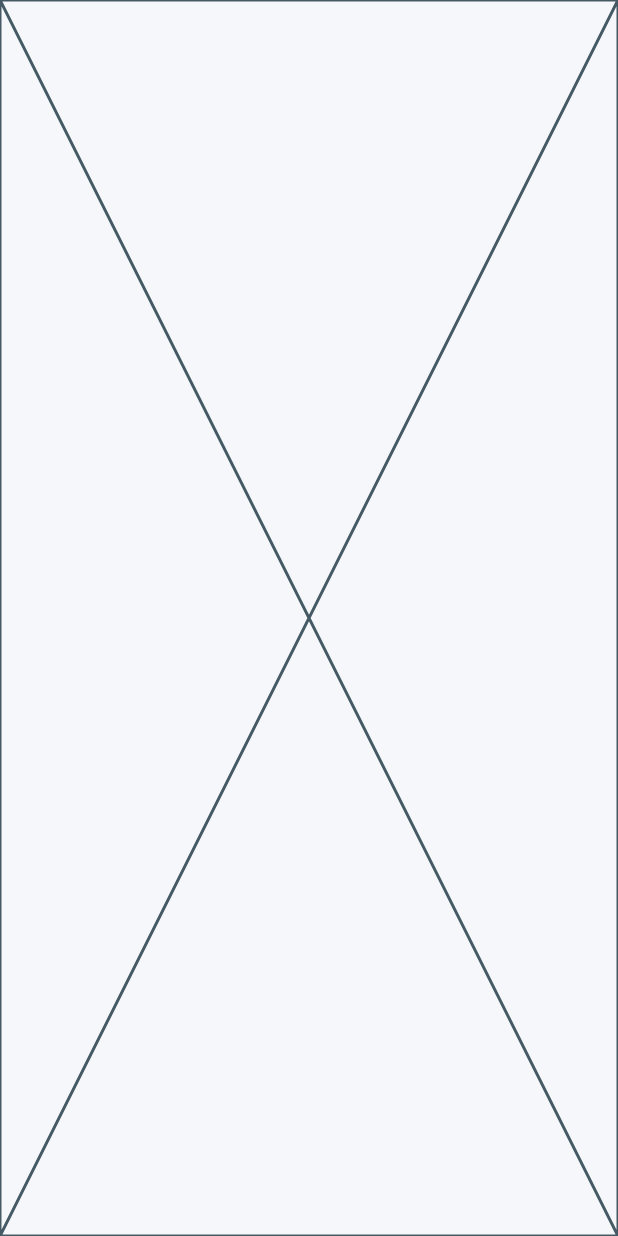
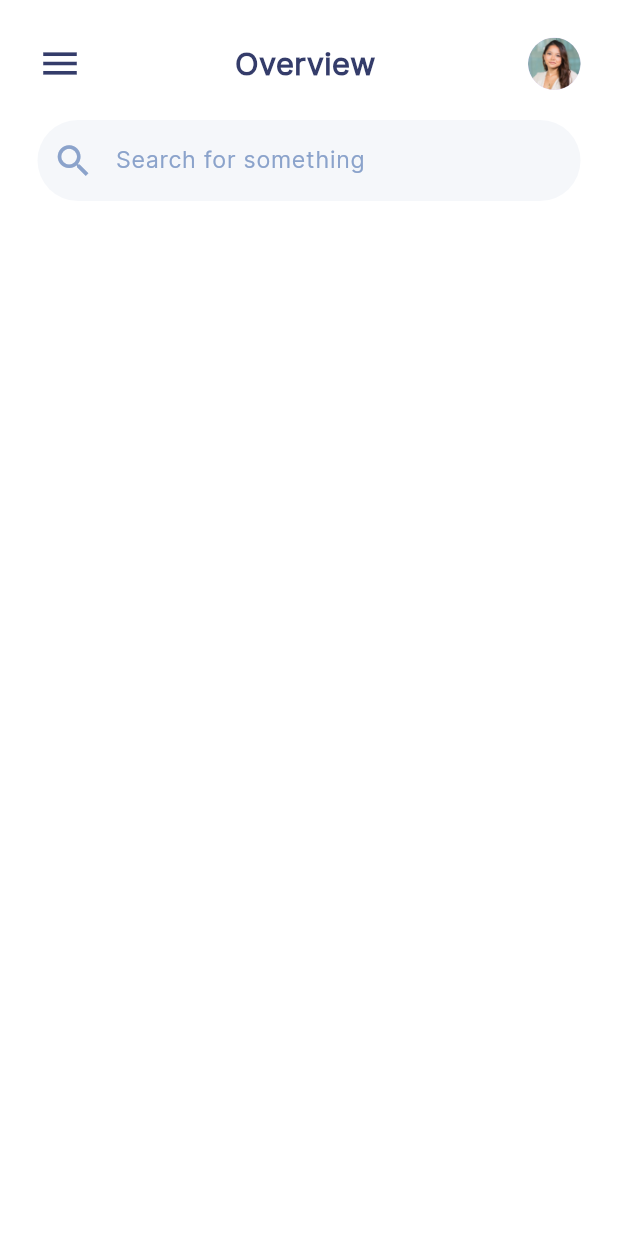
Before and after one commit to As-tra/BankDash, a Flutter app: the screen it shows after launch, on a phone screen of 412 x 824 dp. Run offline on Flutter 3.47's test engine with Material 3 defaults, Android fonts, the phone set to English and light mode, and no system bars; our stand-ins replace device_preview, fl_chart, flutter_svg.

Commit message:
create mobile app bar

```diff
--- a/lib/utils/styles.dart
+++ b/lib/utils/styles.dart
@@ -107,11 +107,19 @@ abstract class Styles {
     );
   }
 
-
   static TextStyle interSemiBold28(BuildContext context) {
     return TextStyle(
       fontFamily: kInter,
       fontSize: getResponsiveFontSize(context: context, baseSize: 28),
+      fontWeight: FontWeight.w600,
+      color: const Color(0xff343C6A),
+    );
+  }
+
+  static TextStyle interSemiBold20(BuildContext context) {
+    return TextStyle(
+      fontFamily: kInter,
+      fontSize: getResponsiveFontSize(context: context, baseSize: 20),
       fontWeight: FontWeight.w600,
       color: const Color(0xff343C6A),
     );
--- a/lib/views/dashboard_view.dart
+++ b/lib/views/dashboard_view.dart
@@ -1,5 +1,7 @@
+import 'package:bank_dashboard/utils/size_config.dart';
 import 'package:bank_dashboard/widgets/adaptive_layout_widget.dart';
 import 'package:bank_dashboard/widgets/desktop_layout.dart';
+import 'package:bank_dashboard/widgets/mobile_layout.dart';
 import 'package:flutter/material.dart';
 
 class DashboardView extends StatelessWidget {
@@ -7,12 +9,16 @@ class DashboardView extends StatelessWidget {
 
   @override
   Widget build(BuildContext context) {
-    return Scaffold(
-      backgroundColor: const Color(0xffF5F7FA),
-      body: AdaptiveLayoutWidget(
-        mobileLayout: (context) => const Placeholder(),
-        tabletLayout: (context) => const DesktopLayout(),
-        desktopLayout: (context) => const DesktopLayout(),
+    return SafeArea(
+      child: Scaffold(
+        backgroundColor: MediaQuery.sizeOf(context).width < SizeConfig.tablet
+            ? Colors.white
+            : const Color(0xffF5F7FA),
+        body: AdaptiveLayoutWidget(
+          mobileLayout: (context) => const MobileLayout(),
+          tabletLayout: (context) => const DesktopLayout(),
+          desktopLayout: (context) => const DesktopLayout(),
+        ),
       ),
     );
   }
--- /dev/null
+++ b/lib/widgets/mobile_app_bar.dart
@@ -0,0 +1,39 @@
+import 'package:bank_dashboard/utils/assets.dart';
+import 'package:bank_dashboard/utils/styles.dart';
+import 'package:bank_dashboard/widgets/mobile_search_bar.dart';
+import 'package:flutter/material.dart';
+
+class MobileAppBar extends StatelessWidget {
+  const MobileAppBar({super.key});
+
+  @override
+  Widget build(BuildContext context) {
+    return Padding(
+      padding: const EdgeInsets.symmetric(horizontal: 25),
+      child: Column(
+        children: [
+          Row(
+            mainAxisAlignment: MainAxisAlignment.spaceBetween,
+            children: [
+              const Icon(
+                Icons.menu,
+                color: Color(0xff343C6A),
+                size: 30,
+              ),
+              Text(
+                'Overview',
+                style: Styles.interSemiBold20(context),
+              ),
+              const CircleAvatar(
+                radius: 17.5,
+                backgroundImage: AssetImage(Assets.imagesWomenProfile),
+              )
+            ],
+          ),
+          const SizedBox(height: 20),
+          const MobileSearchBar(),
+        ],
+      ),
+    );
+  }
+}
--- /dev/null
+++ b/lib/widgets/mobile_layout.dart
@@ -0,0 +1,16 @@
+import 'package:bank_dashboard/widgets/mobile_app_bar.dart';
+import 'package:flutter/material.dart';
+
+class MobileLayout extends StatelessWidget {
+  const MobileLayout({super.key});
+
+  @override
+  Widget build(BuildContext context) {
+    return const Column(
+      children: [
+        SizedBox(height: 25),
+        MobileAppBar(),
+      ],
+    );
+  }
+}
--- /dev/null
+++ b/lib/widgets/mobile_search_bar.dart
@@ -0,0 +1,32 @@
+import 'package:bank_dashboard/utils/styles.dart';
+import 'package:flutter/material.dart';
+
+class MobileSearchBar extends StatelessWidget {
+  const MobileSearchBar({super.key});
+
+  @override
+  Widget build(BuildContext context) {
+    return TextField(
+      decoration: InputDecoration(
+        contentPadding: const EdgeInsets.symmetric(
+          horizontal: 25,
+          vertical: 15,
+        ),
+        prefixIcon: const Icon(
+          Icons.search,
+          color: Color(0xff8BA3CB),
+          size: 28,
+        ),
+        hintText: 'Search for something',
+        hintStyle: Styles.interRegular15(context)
+            .copyWith(color: const Color(0xff8BA3CB)),
+        fillColor: const Color(0xffF5F7FA),
+        filled: true,
+        border: OutlineInputBorder(
+          borderRadius: BorderRadius.circular(40),
+          borderSide: BorderSide.none,
+        ),
+      ),
+    );
+  }
+}
```
